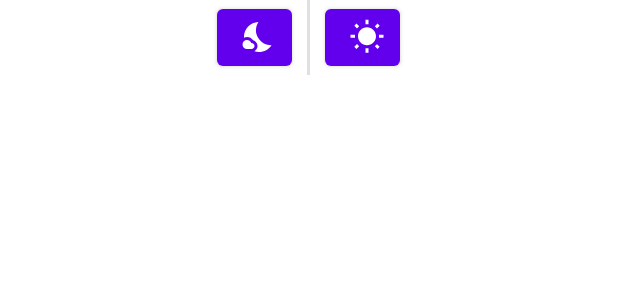
After one commit to Hofmanninger-Florian/3CHikingApp, an Android app: the layout perf_daynightswitch.xml on its own in the app's theme, with its tools: preview values and no code run, on a phone screen of 412 x 824 dp. The commit adds this screen. Shown: the top 300 px of the screen. Run offline under Robolectric (Android 15) with nearby library versions, the phone set to English and light mode, and no system bars.

Commit message:
Master Merge PLS Daddy (#10)
* Test Commit 2

* Test Commit 2

* Colors Update and others

Co-authored-by: Lucas Kronlachner <77855627+lucaskronlachner@users.noreply.github.com>

```diff
--- a/app/src/main/AndroidManifest.xml
+++ b/app/src/main/AndroidManifest.xml
@@ -10,7 +10,7 @@
         android:supportsRtl="true"
         android:theme="@style/Theme.3CHikingApp">
         <activity
-            android:name=".Settings"
+            android:name=".prefence.Settings"
             android:label="@string/title_activity_settings"/>
         <activity android:name=".MainActivity">
             <intent-filter>
--- a/app/src/main/java/com/grouphiking/project/a3chikingapp/Settings.java
+++ b/app/src/main/java/com/grouphiking/project/a3chikingapp/Preferences/Settings.java
@@ -1,10 +1,12 @@
-package com.grouphiking.project.a3chikingapp;
+package com.grouphiking.project.a3chikingapp.Preferences;
 
 import android.os.Bundle;
 
 import androidx.appcompat.app.ActionBar;
 import androidx.appcompat.app.AppCompatActivity;
 import androidx.preference.PreferenceFragmentCompat;
+
+import com.grouphiking.project.a3chikingapp.R;
 
 public class Settings extends AppCompatActivity {
 
--- /dev/null
+++ b/app/src/main/res/drawable/ic_baseline_nights_stay_24.xml
@@ -0,0 +1,13 @@
+<vector xmlns:android="http://schemas.android.com/apk/res/android"
+    android:width="24dp"
+    android:height="24dp"
+    android:viewportWidth="24"
+    android:viewportHeight="24"
+    android:tint="?attr/colorControlNormal">
+  <path
+      android:fillColor="@android:color/white"
+      android:pathData="M11.1,12.08C8.77,7.57 10.6,3.6 11.63,2.01C6.27,2.2 1.98,6.59 1.98,12c0,0.14 0.02,0.28 0.02,0.42C2.62,12.15 3.29,12 4,12c1.66,0 3.18,0.83 4.1,2.15C9.77,14.63 11,16.17 11,18c0,1.52 -0.87,2.83 -2.12,3.51c0.98,0.32 2.03,0.5 3.11,0.5c3.5,0 6.58,-1.8 8.37,-4.52C18,17.72 13.38,16.52 11.1,12.08z"/>
+  <path
+      android:fillColor="@android:color/white"
+      android:pathData="M7,16l-0.18,0C6.4,14.84 5.3,14 4,14c-1.66,0 -3,1.34 -3,3s1.34,3 3,3c0.62,0 2.49,0 3,0c1.1,0 2,-0.9 2,-2C9,16.9 8.1,16 7,16z"/>
+</vector>
--- /dev/null
+++ b/app/src/main/res/drawable/ic_baseline_wb_sunny_24.xml
@@ -0,0 +1,10 @@
+<vector xmlns:android="http://schemas.android.com/apk/res/android"
+    android:width="24dp"
+    android:height="24dp"
+    android:viewportWidth="24"
+    android:viewportHeight="24"
+    android:tint="?attr/colorControlNormal">
+  <path
+      android:fillColor="@android:color/white"
+      android:pathData="M6.76,4.84l-1.8,-1.79 -1.41,1.41 1.79,1.79 1.42,-1.41zM4,10.5L1,10.5v2h3v-2zM13,0.55h-2L11,3.5h2L13,0.55zM20.45,4.46l-1.41,-1.41 -1.79,1.79 1.41,1.41 1.79,-1.79zM17.24,18.16l1.79,1.8 1.41,-1.41 -1.8,-1.79 -1.4,1.4zM20,10.5v2h3v-2h-3zM12,5.5c-3.31,0 -6,2.69 -6,6s2.69,6 6,6 6,-2.69 6,-6 -2.69,-6 -6,-6zM11,22.45h2L13,19.5h-2v2.95zM3.55,18.54l1.41,1.41 1.79,-1.8 -1.41,-1.41 -1.79,1.8z"/>
+</vector>
--- /dev/null
+++ b/app/src/main/res/layout/perf_daynightswitch.xml
@@ -0,0 +1,29 @@
+<?xml version="1.0" encoding="utf-8"?>
+<LinearLayout xmlns:android="http://schemas.android.com/apk/res/android"
+    xmlns:app="http://schemas.android.com/apk/res-auto"
+    android:layout_width="wrap_content"
+    android:layout_height="wrap_content"
+    android:layout_gravity="center_horizontal">
+
+    <Button
+        android:id="@+id/pref_button_night"
+        android:layout_width="50dp"
+        android:layout_height="50dp"
+        android:layout_marginHorizontal="10dp"
+        app:icon="@drawable/ic_baseline_nights_stay_24"
+        app:rippleColor="#FFFFFF" />
+
+    <View
+        android:id="@+id/custom_pref_divider"
+        android:layout_width="2dp"
+        android:layout_height="match_parent"
+        android:layout_weight="1"
+        android:background="?android:attr/listDivider" />
+
+    <Button
+        android:id="@+id/pref_button_day"
+        android:layout_width="50dp"
+        android:layout_height="50dp"
+        android:layout_marginHorizontal="10dp"
+        app:icon="@drawable/ic_baseline_wb_sunny_24" />
+</LinearLayout>
```
Also changed, not shown: app/src/main/java/com/grouphiking/project/a3chikingapp/Preferences/daynightswitch.java (added, +30 -0 lines), app/src/main/res/values/colors.xml (+7 -0 lines), app/src/main/res/xml/root_preferences.xml (+1 -9 lines).
